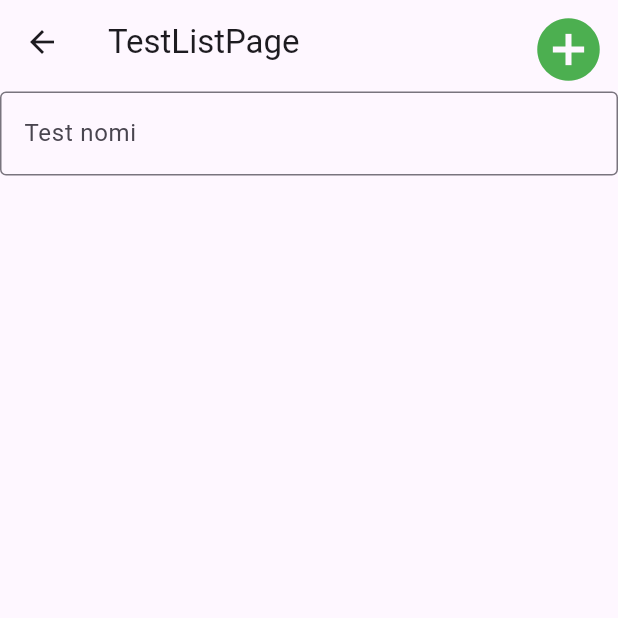
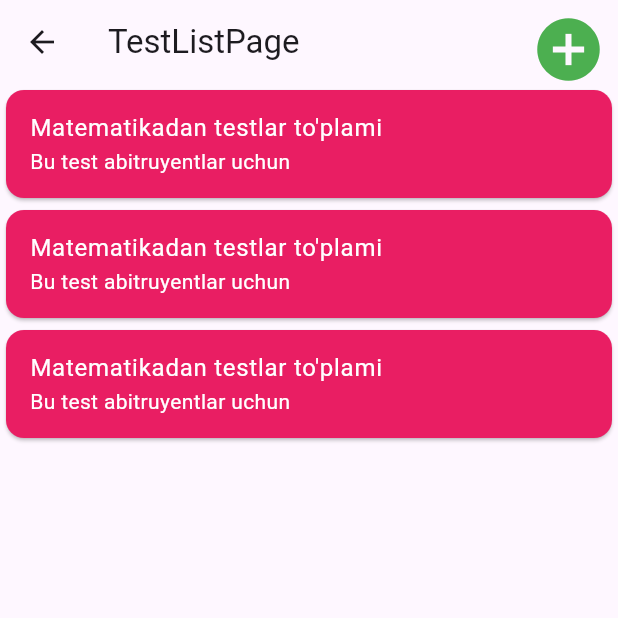
Before and after one commit to TeacherShoxrux/Test, a Flutter app: the TestListPage screen opened by its route, on a phone screen of 412 x 824 dp, the top half of it. Run offline on Flutter 3.47's test engine with Material 3 defaults, Android fonts, the phone set to English and light mode, and no system bars; our stand-ins replace get.

Commit message:
add test page add

```diff
--- a/lib/pages/TestListPage.dart
+++ b/lib/pages/TestListPage.dart
@@ -21,9 +21,33 @@ class TestListPage extends StatelessWidget {
       body: Container(
         child: Column(
           children: [
-            CustomTextField(
-                labelText: "Test nomi",
-                hintText: "Nomi")
+         Card(
+           color: Colors.pink,
+           child: ListTile(
+             title: Text("Matematikadan testlar to'plami"),
+             textColor: Colors.white,
+             subtitle: Text("Bu test abitruyentlar uchun"),
+             onTap: (){
+               Get.toNamed(AppRoutes.test);
+             },
+           ),
+         ),
+         Card(
+           color: Colors.pink,
+           child: ListTile(
+             title: Text("Matematikadan testlar to'plami"),
+             textColor: Colors.white,
+             subtitle: Text("Bu test abitruyentlar uchun"),
+           ),
+         ),
+         Card(
+           color: Colors.pink,
+           child: ListTile(
+             title: Text("Matematikadan testlar to'plami"),
+             textColor: Colors.white,
+             subtitle: Text("Bu test abitruyentlar uchun"),
+           ),
+         ),
           ],
         ),
       ),
--- a/pubspec.yaml
+++ b/pubspec.yaml
@@ -36,6 +36,8 @@ dependencies:
   # Use with the CupertinoIcons class for iOS style icons.
   cupertino_icons: ^1.0.6
   get: ^4.6.6
+  chopper: ^6.1.4
+  get_storage: ^2.1.1
 
 dev_dependencies:
   flutter_test:
@@ -47,6 +49,8 @@ dev_dependencies:
   # package. See that file for information about deactivating specific lint
   # rules and activating additional ones.
   flutter_lints: ^3.0.0
+  chopper_generator: ^6.0.3
+  build_runner: ^2.4.6
 
 # For information on the generic Dart part of this file, see the
 # following page: https://dart.dev/tools/pub/pubspec
```
Also changed, not shown: lib/Widgets/Question.dart (added, +51 -0 lines), lib/core/ApiClient.dart (added, +10 -0 lines), lib/pages/TestPage.dart (+39 -1 lines), pubspec.lock, 1 other file.
